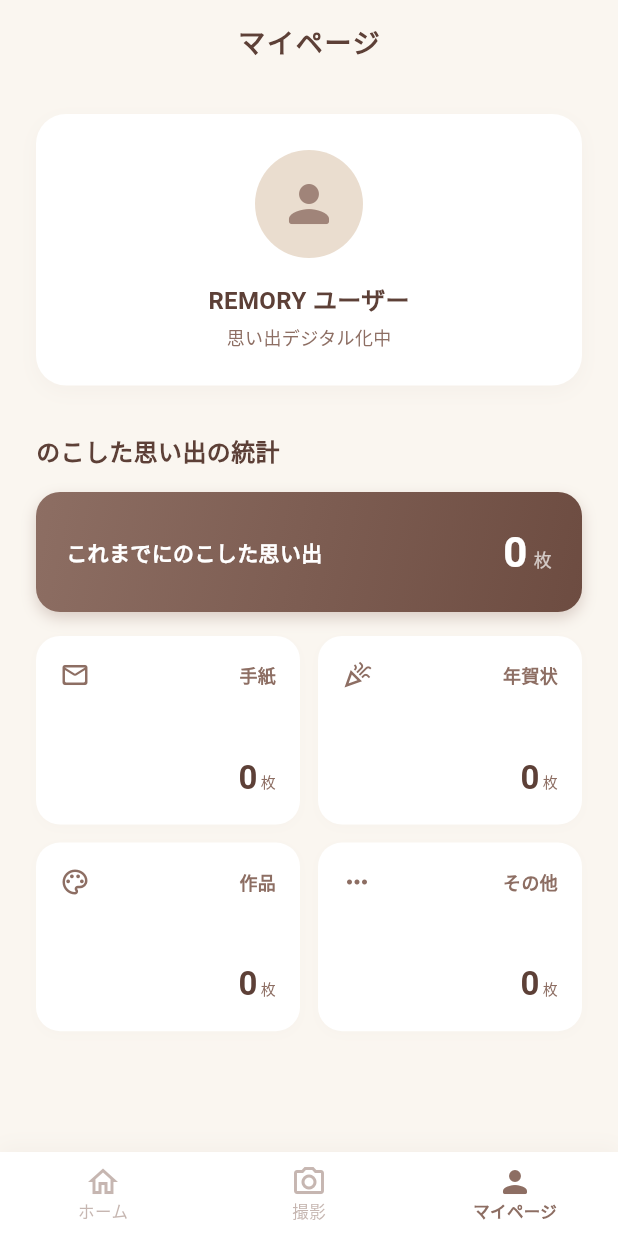
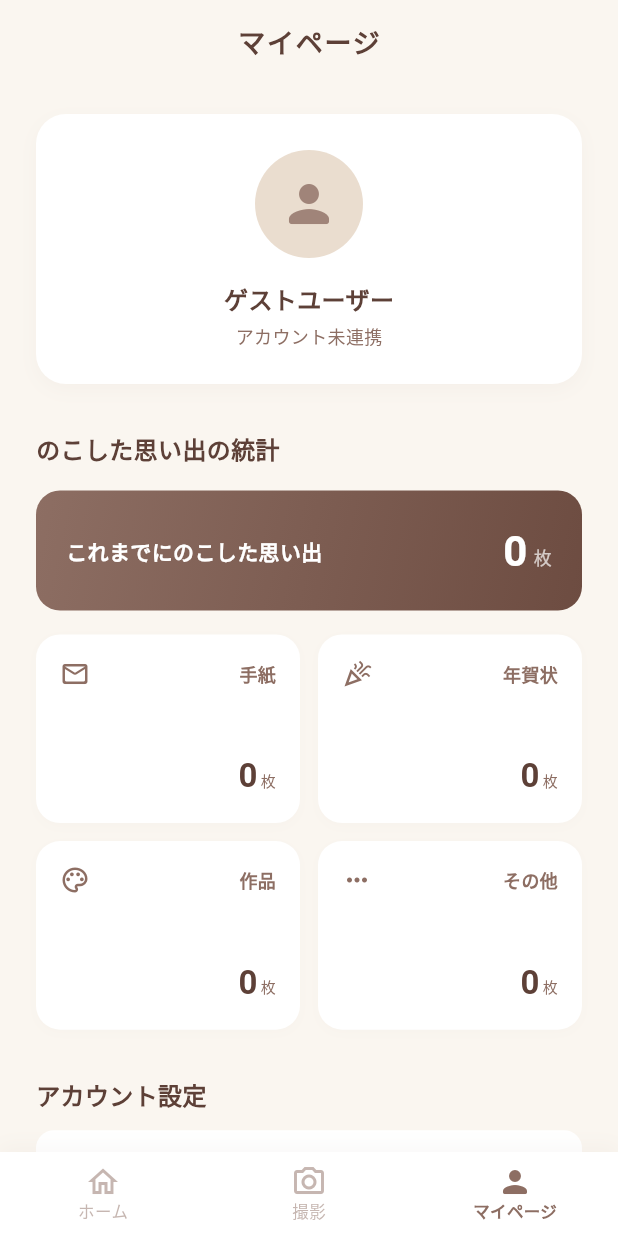
Before and after one commit to devstudion/remory, a Flutter app: the screen it shows after launch, item 3 of the bottom bar chosen, on a phone screen of 412 x 824 dp. Run offline on Flutter 3.47's test engine with Material 3 defaults, Android fonts, the phone set to English and light mode, and no system bars; our stand-ins replace carousel_slider, device_preview, image_picker, supabase_flutter; accounts and stored records are empty.

Commit message:
fix: ログインバリデーションの実装とUI修正

```diff
--- a/lib/screens/profile_screen.dart
+++ b/lib/screens/profile_screen.dart
@@ -1,32 +1,119 @@
 import 'package:flutter/material.dart';
+import 'package:supabase_flutter/supabase_flutter.dart';
 import '../models/memory.dart';
 
-class ProfileScreen extends StatelessWidget {
+class ProfileScreen extends StatefulWidget {
   final List<Memory> memories;
   const ProfileScreen({super.key, required this.memories});
 
   @override
+  State<ProfileScreen> createState() => _ProfileScreenState();
+}
+
+class _ProfileScreenState extends State<ProfileScreen> {
+  // 現在のログインユーザーを取得
+  User? get _currentUser => Supabase.instance.client.auth.currentUser;
+
+  // メアドが登録されているか（ゲストか本会員か）判定
+  bool get _isLoggedIn => _currentUser?.email != null;
+
+  @override
   Widget build(BuildContext context) {
-    final totalCount = memories.length;
-
-    // カテゴリごとの数をカウント
-    final letterCount = memories.where((m) => m.category == '手紙').length;
-    final greetingCount = memories.where((m) => m.category == '年賀状').length;
-    final workCount = memories.where((m) => m.category == '作品').length;
-    final otherCount = memories.where((m) => m.category == 'その他').length;
+    // 統計データの計算
+    final totalCount = widget.memories.length;
+    final letterCount = widget.memories.where((m) => m.category == '手紙').length;
+    final greetingCount = widget.memories
+        .where((m) => m.category == '年賀状')
+        .length;
+    final workCount = widget.memories.where((m) => m.category == '作品').length;
+    final otherCount = widget.memories.where((m) => m.category == 'その他').length;
 
     return Scaffold(
       backgroundColor: const Color(0xFFFAF6F0),
-      appBar: AppBar(
-        title: const Text('マイページ'),
-      ),
+      appBar: AppBar(title: const Text('マイページ')),
       body: SingleChildScrollView(
         padding: const EdgeInsets.symmetric(horizontal: 24, vertical: 20),
         child: Column(
           crossAxisAlignment: CrossAxisAlignment.stretch,
           children: [
-            // ユーザープロフィールカード
-            Container(
+            // 👤 1. プロフィールカード
+            _buildProfileCard(),
+            const SizedBox(height: 32),
+
+            // 📊 2. 統計セクション
+            const Text(
+              'のこした思い出の統計',
+              style: TextStyle(
+                fontSize: 16,
+                fontWeight: FontWeight.bold,
+                color: Color(0xFF5D4037),
+              ),
+            ),
+            const SizedBox(height: 16),
+            _buildTotalCard(totalCount),
+            const SizedBox(height: 16),
+            GridView.count(
+              shrinkWrap: true,
+              physics: const NeverScrollableScrollPhysics(),
+              crossAxisCount: 2,
+              crossAxisSpacing: 12,
+              mainAxisSpacing: 12,
+              childAspectRatio: 1.4,
+              children: [
+                _categoryStatCard(
+                  '手紙',
+                  letterCount,
+                  Icons.mail_outline_rounded,
+                ),
+                _categoryStatCard(
+                  '年賀状',
+                  greetingCount,
+                  Icons.celebration_outlined,
+                ),
+                _categoryStatCard('作品', workCount, Icons.palette_outlined),
+                _categoryStatCard('その他', otherCount, Icons.more_horiz_rounded),
+              ],
+            ),
+            const SizedBox(height: 32),
+
+            // ⚙️ 3. アカウント設定セクション
+            const Text(
+              'アカウント設定',
+              style: TextStyle(
+                fontSize: 16,
+                fontWeight: FontWeight.bold,
+                color: Color(0xFF5D4037),
+              ),
+            ),
+            const SizedBox(height: 12),
+            if (!_isLoggedIn) ...[
+              _settingsTile(
+                Icons.cloud_upload_outlined,
+                'データの引き継ぎ（会員登録）',
+                () => _showAuthDialog(isSignUp: true),
+              ),
+              _settingsTile(
+                Icons.login_rounded,
+                '既存アカウントでログイン',
+                () => _showAuthDialog(isSignUp: false),
+              ),
+            ] else ...[
+              _settingsTile(Icons.logout_rounded, 'ログアウト', () async {
+                await Supabase.instance.client.auth.signOut();
+                setState(() {}); // 画面更新
+              }),
+            ],
+            const SizedBox(height: 40),
+          ],
+        ),
+      ),
+    );
+  }
+
+  // --- UIパーツ作成用メソッド ---
+
+  Widget _buildProfileCard() {
+    return Container(
       padding: const EdgeInsets.all(24),
       decoration: BoxDecoration(
         color: Colors.white,
@@ -51,40 +138,26 @@ class ProfileScreen extends StatelessWidget {
             ),
           ),
           const SizedBox(height: 16),
-                  const Text(
-                    'REMORY ユーザー',
-                    style: TextStyle(
+          Text(
+            _isLoggedIn ? 'REMORY ユーザー' : 'ゲストユーザー',
+            style: const TextStyle(
               fontSize: 16,
               fontWeight: FontWeight.bold,
               color: Color(0xFF5D4037),
             ),
           ),
           const SizedBox(height: 4),
-                  const Text(
-                    '思い出デジタル化中',
-                    style: TextStyle(
-                      fontSize: 12,
-                      color: Color(0xFF8D6E63),
-                    ),
+          Text(
+            _isLoggedIn ? (_currentUser?.email ?? '') : 'アカウント未連携',
+            style: const TextStyle(fontSize: 12, color: Color(0xFF8D6E63)),
           ),
         ],
       ),
-            ),
-            const SizedBox(height: 32),
+    );
+  }
 
-            // 統計タイトル
-            const Text(
-              'のこした思い出の統計',
-              style: TextStyle(
-                fontSize: 16,
-                fontWeight: FontWeight.bold,
-                color: Color(0xFF5D4037),
-              ),
-            ),
-            const SizedBox(height: 16),
-
-            // 合計表示
-            Container(
+  Widget _buildTotalCard(int totalCount) {
+    return Container(
       padding: const EdgeInsets.all(20),
       decoration: BoxDecoration(
         gradient: const LinearGradient(
@@ -93,13 +166,6 @@ class ProfileScreen extends StatelessWidget {
           end: Alignment.bottomRight,
         ),
         borderRadius: BorderRadius.circular(16),
-                boxShadow: [
-                  BoxShadow(
-                    color: const Color(0xFF8D6E63).withOpacity(0.3),
-                    blurRadius: 8,
-                    offset: const Offset(0, 4),
-                  ),
-                ],
       ),
       child: Row(
         mainAxisAlignment: MainAxisAlignment.spaceBetween,
@@ -127,36 +193,11 @@ class ProfileScreen extends StatelessWidget {
               const SizedBox(width: 4),
               const Text(
                 '枚',
-                        style: TextStyle(
-                          color: Colors.white70,
-                          fontSize: 12,
-                        ),
+                style: TextStyle(color: Colors.white70, fontSize: 12),
               ),
             ],
           ),
         ],
-              ),
-            ),
-            const SizedBox(height: 16),
-
-            // 各カテゴリの内訳グリッド
-            GridView.count(
-              shrinkWrap: true,
-              physics: const NeverScrollableScrollPhysics(),
-              crossAxisCount: 2,
-              crossAxisSpacing: 12,
-              mainAxisSpacing: 12,
-              childAspectRatio: 1.4,
-              children: [
-                _categoryStatCard('手紙', letterCount, Icons.mail_outline_rounded),
-                _categoryStatCard('年賀状', greetingCount, Icons.celebration_outlined),
-                _categoryStatCard('作品', workCount, Icons.palette_outlined),
-                _categoryStatCard('その他', otherCount, Icons.more_horiz_rounded),
-              ],
-            ),
-            const SizedBox(height: 32),
-          ],
-        ),
       ),
     );
   }
@@ -209,10 +250,7 @@ class ProfileScreen extends StatelessWidget {
               const SizedBox(width: 2),
               const Text(
                 '枚',
-                style: TextStyle(
-                  fontSize: 10,
-                  color: Color(0xFF8D6E63),
-                ),
+                style: TextStyle(fontSize: 10, color: Color(0xFF8D6E63)),
               ),
             ],
           ),
@@ -220,4 +258,120 @@ class ProfileScreen extends StatelessWidget {
       ),
     );
   }
+
+  Widget _settingsTile(IconData icon, String title, VoidCallback onTap) {
+    return Card(
+      elevation: 0,
+      color: Colors.white,
+      margin: const EdgeInsets.only(bottom: 8),
+      shape: RoundedRectangleBorder(borderRadius: BorderRadius.circular(12)),
+      child: ListTile(
+        leading: Icon(icon, color: const Color(0xFF8D6E63), size: 22),
+        title: Text(
+          title,
+          style: const TextStyle(fontSize: 14, color: Color(0xFF5D4037)),
+        ),
+        trailing: const Icon(Icons.chevron_right, color: Color(0xFFEADDCF)),
+        onTap: onTap,
+      ),
+    );
   }
+
+  // --- 認証ダイアログ ---
+
+  void _showAuthDialog({required bool isSignUp}) {
+    final emailController = TextEditingController();
+    final passwordController = TextEditingController();
+
+    showDialog(
+      context: context,
+      builder: (context) => AlertDialog(
+        title: Text(isSignUp ? 'データの引き継ぎ' : 'ログイン'),
+        content: Column(
+          mainAxisSize: MainAxisSize.min,
+          children: [
+            TextField(
+              controller: emailController,
+              decoration: const InputDecoration(labelText: 'メールアドレス'),
+              keyboardType: TextInputType.emailAddress,
+            ),
+            TextField(
+              controller: passwordController,
+              decoration: const InputDecoration(labelText: 'パスワード(6文字以上)'),
+              obscureText: true,
+            ),
+          ],
+        ),
+        actions: [
+          TextButton(
+            onPressed: () => Navigator.pop(context),
+            child: const Text('キャンセル'),
+          ),
+          ElevatedButton(
+            style: ElevatedButton.styleFrom(
+              backgroundColor: const Color(0xFF8D6E63),
+            ),
+            onPressed: () async {
+              final email = emailController.text.trim();
+              final password = passwordController.text.trim();
+
+              // バリデーション
+              if (!RegExp(
+                r"^[a-zA-Z0-9.]+@[a-zA-Z0-9]+\.[a-zA-Z]+",
+              ).hasMatch(email)) {
+                ScaffoldMessenger.of(context).showSnackBar(
+                  const SnackBar(
+                    content: Text('正しいメール形式で入力してください'),
+                    backgroundColor: Colors.redAccent,
+                  ),
+                );
+                return;
+              }
+              if (password.length < 6) {
+                ScaffoldMessenger.of(context).showSnackBar(
+                  const SnackBar(
+                    content: Text('パスワードは6文字以上必要です'),
+                    backgroundColor: Colors.redAccent,
+                  ),
+                );
+                return;
+              }
+
+              try {
+                if (isSignUp) {
+                  await Supabase.instance.client.auth.updateUser(
+                    UserAttributes(email: email, password: password),
+                  );
+                } else {
+                  await Supabase.instance.client.auth.signInWithPassword(
+                    email: email,
+                    password: password,
+                  );
+                }
+                if (mounted) {
+                  Navigator.pop(context);
+                  setState(() {});
+                  ScaffoldMessenger.of(
+                    context,
+                  ).showSnackBar(const SnackBar(content: Text('成功しました！')));
+                }
+              } catch (e) {
+                if (mounted)
+                  ScaffoldMessenger.of(context).showSnackBar(
+                    SnackBar(
+                      content: Text('エラー: $e'),
+                      backgroundColor: Colors.redAccent,
+                    ),
+                  );
+              }
+            },
+            child: Text(
+              isSignUp ? '登録' : 'ログイン',
+              style: const TextStyle(color: Colors.white),
+            ),
+          ),
+        ],
+      ),
+    );
+  }
+}
```
Lines whose indentation alone changed are shown as unchanged.
